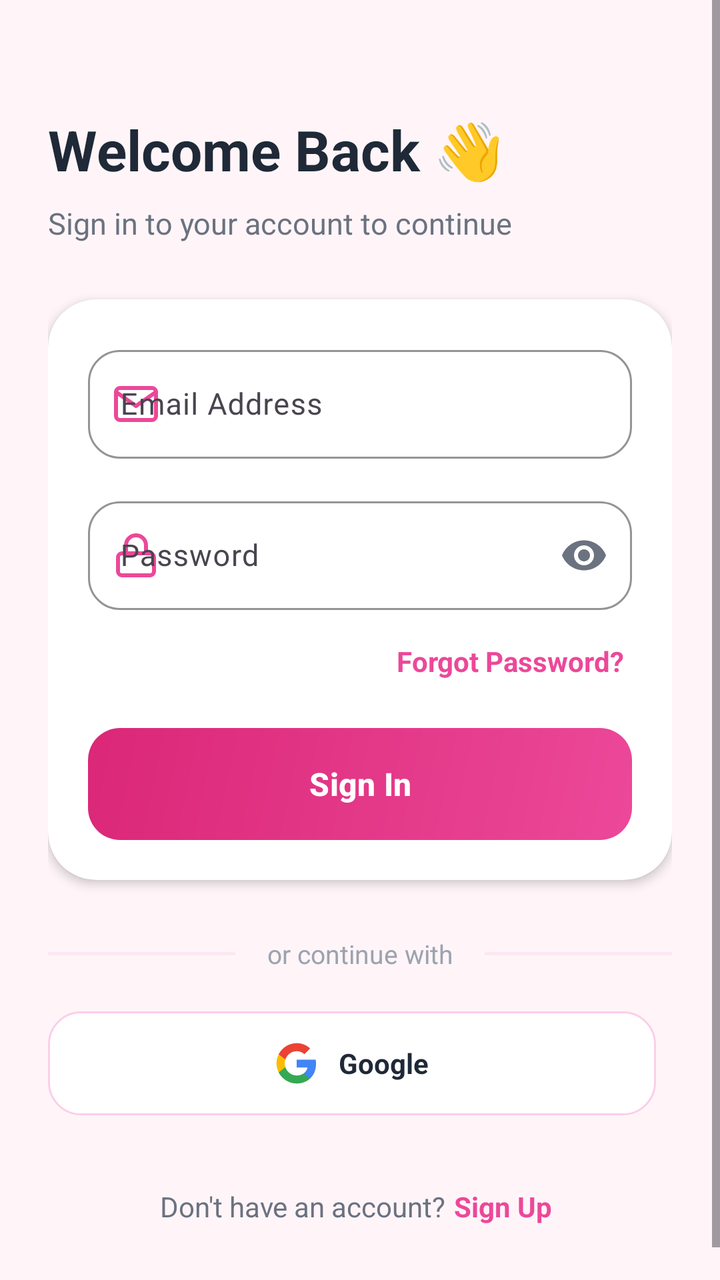
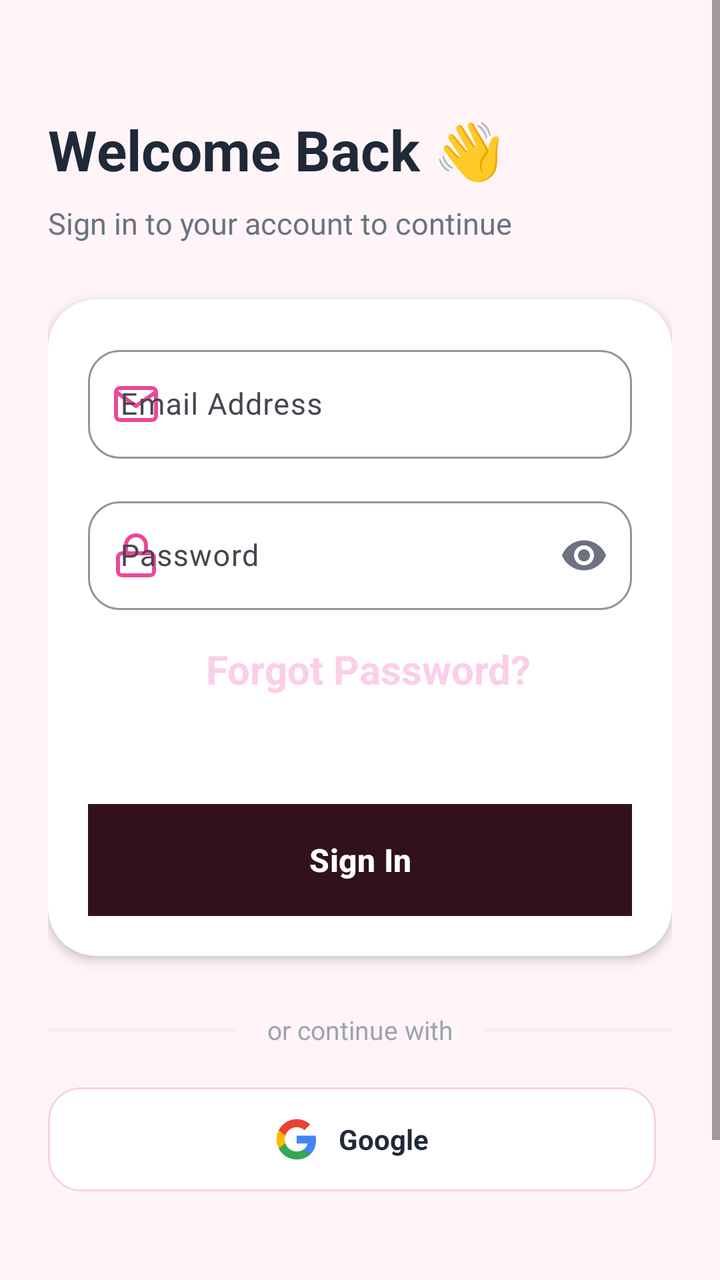

Two renders of the same Android screen: before a commit and after it. Below are the layout's source before the change and the commit's diff.
<!-- AndroidManifest.xml: application theme Theme.DialaApp2 -->
<!-- res/layout/activity_sign_in.xml -->
<?xml version="1.0" encoding="utf-8"?>
<ScrollView xmlns:android="http://schemas.android.com/apk/res/android"
    xmlns:app="http://schemas.android.com/apk/res-auto"
    xmlns:tools="http://schemas.android.com/tools"
    android:id="@+id/main"
    android:layout_width="match_parent"
    android:layout_height="match_parent"
    android:background="@color/bg_light"
    android:fillViewport="true"
    tools:context=".viewPkg.SignInActivity">


    <androidx.constraintlayout.widget.ConstraintLayout
        android:layout_width="match_parent"
        android:layout_height="wrap_content"
        android:padding="24dp">

        
        <LinearLayout
            android:id="@+id/headerLayout"
            android:layout_width="match_parent"
            android:layout_height="wrap_content"
            android:layout_marginTop="32dp"
            android:orientation="vertical"
            app:layout_constraintEnd_toEndOf="parent"
            app:layout_constraintStart_toStartOf="parent"
            app:layout_constraintTop_toTopOf="parent">

            <TextView
                android:layout_width="wrap_content"
                android:layout_height="wrap_content"
                android:text="@string/welcome_back"
                android:textColor="@color/text_primary"
                android:textSize="28sp"
                android:textStyle="bold" />

            <TextView
                android:layout_width="wrap_content"
                android:layout_height="wrap_content"
                android:layout_marginTop="8dp"
                android:text="@string/sign_in_subtitle"
                android:textColor="@color/text_secondary"
                android:textSize="15sp" />
        </LinearLayout>

        
        <androidx.cardview.widget.CardView
            android:id="@+id/cardForm"
            android:layout_width="match_parent"
            android:layout_height="wrap_content"
            android:layout_marginTop="28dp"
            app:cardBackgroundColor="@color/card_bg"
            app:cardCornerRadius="24dp"
            app:cardElevation="3dp"
            app:cardMaxElevation="6dp"
            app:layout_constraintEnd_toEndOf="parent"
            app:layout_constraintStart_toStartOf="parent"
            app:layout_constraintTop_toBottomOf="@id/headerLayout">

            <LinearLayout
                android:layout_width="match_parent"
                android:layout_height="wrap_content"
                android:orientation="vertical"
                android:padding="20dp">

                
                <com.google.android.material.textfield.TextInputLayout
                    android:id="@+id/tilEmail"
                    style="@style/Widget.Material3.TextInputLayout.OutlinedBox"
                    android:layout_width="match_parent"
                    android:layout_height="wrap_content"
                    android:hint="@string/hint_email"
                    app:boxCornerRadiusBottomEnd="16dp"
                    app:boxCornerRadiusBottomStart="16dp"
                    app:boxCornerRadiusTopEnd="16dp"
                    app:boxCornerRadiusTopStart="16dp"
                    app:boxStrokeColor="@color/primary"
                    app:hintTextColor="@color/primary"
                    app:startIconDrawable="@drawable/ic_email"
                    app:startIconTint="@color/primary">

                    <com.google.android.material.textfield.TextInputEditText
                        android:id="@+id/etEmail"
                        android:layout_width="match_parent"
                        android:layout_height="wrap_content"
                        android:inputType="textEmailAddress"
                        android:textColor="@color/text_primary"
                        android:textSize="15sp" />
                </com.google.android.material.textfield.TextInputLayout>

                
                <com.google.android.material.textfield.TextInputLayout
                    android:id="@+id/tilPassword"
                    style="@style/Widget.Material3.TextInputLayout.OutlinedBox"
                    android:layout_width="match_parent"
                    android:layout_height="wrap_content"
                    android:layout_marginTop="16dp"
                    android:hint="@string/hint_password"
                    app:boxCornerRadiusBottomEnd="16dp"
                    app:boxCornerRadiusBottomStart="16dp"
                    app:boxCornerRadiusTopEnd="16dp"
                    app:boxCornerRadiusTopStart="16dp"
                    app:boxStrokeColor="@color/primary"
                    app:endIconMode="password_toggle"
                    app:endIconTint="@color/text_secondary"
                    app:hintTextColor="@color/primary"
                    app:startIconDrawable="@drawable/ic_lock"
                    app:startIconTint="@color/primary">

                    <com.google.android.material.textfield.TextInputEditText
                        android:id="@+id/etPassword"
                        android:layout_width="match_parent"
                        android:layout_height="wrap_content"
                        android:inputType="textPassword"
                        android:textColor="@color/text_primary"
                        android:textSize="15sp" />
                </com.google.android.material.textfield.TextInputLayout>

                
                <TextView
                    android:id="@+id/tvForgotPassword"
                    android:layout_width="wrap_content"
                    android:layout_height="wrap_content"
                    android:layout_gravity="end"
                    android:layout_marginTop="12dp"
                    android:background="?attr/selectableItemBackgroundBorderless"
                    android:clickable="true"
                    android:focusable="true"
                    android:padding="4dp"
                    android:text="@string/forgot_password"
                    android:textColor="@color/primary"
                    android:textSize="14sp"
                    android:textStyle="bold" />

                
                <com.google.android.material.button.MaterialButton
                    android:id="@+id/btnSignIn"
                    android:layout_width="match_parent"
                    android:layout_height="56dp"
                    android:layout_marginTop="20dp"
                    android:background="@drawable/bg_primary_button"
                    android:text="@string/sign_in"
                    android:textAllCaps="false"
                    android:textColor="@color/white"
                    android:textSize="16sp"
                    android:textStyle="bold"
                    app:backgroundTint="@null"
                    app:cornerRadius="16dp" />

            </LinearLayout>
        </androidx.cardview.widget.CardView>

        
        <LinearLayout
            android:id="@+id/dividerLayout"
            android:layout_width="match_parent"
            android:layout_height="wrap_content"
            android:layout_marginTop="28dp"
            android:gravity="center_vertical"
            android:orientation="horizontal"
            app:layout_constraintEnd_toEndOf="parent"
            app:layout_constraintStart_toStartOf="parent"
            app:layout_constraintTop_toBottomOf="@id/cardForm">

            <View
                android:layout_width="0dp"
                android:layout_height="1.5dp"
                android:layout_weight="1"
                android:background="@color/divider_color" />

            <TextView
                android:layout_width="wrap_content"
                android:layout_height="wrap_content"
                android:paddingStart="16dp"
                android:paddingEnd="16dp"
                android:text="@string/or_continue_with"
                android:textColor="@color/text_muted"
                android:textSize="13sp" />

            <View
                android:layout_width="0dp"
                android:layout_height="1.5dp"
                android:layout_weight="1"
                android:background="@color/divider_color" />
        </LinearLayout>

        
        <LinearLayout
            android:id="@+id/socialLayout"
            android:layout_width="match_parent"
            android:layout_height="wrap_content"
            android:layout_marginTop="20dp"
            android:baselineAligned="false"
            android:orientation="horizontal"
            app:layout_constraintEnd_toEndOf="parent"
            app:layout_constraintStart_toStartOf="parent"
            app:layout_constraintTop_toBottomOf="@id/dividerLayout">

            
            <LinearLayout
                android:id="@+id/btnGoogle"
                android:layout_width="0dp"
                android:layout_height="52dp"
                android:layout_marginEnd="8dp"
                android:layout_weight="1"
                android:background="@drawable/bg_social_button"
                android:clickable="true"
                android:focusable="true"
                android:gravity="center"
                android:orientation="horizontal"
                android:paddingStart="12dp"
                android:paddingEnd="12dp">

                <ImageView
                    android:layout_width="22dp"
                    android:layout_height="22dp"
                    android:contentDescription="@string/desc_google_sign_in"
                    android:src="@drawable/ic_google" />

                <TextView
                    android:layout_width="wrap_content"
                    android:layout_height="wrap_content"
                    android:layout_marginStart="10dp"
                    android:text="@string/google"
                    android:textColor="@color/text_primary"
                    android:textSize="14sp"
                    android:textStyle="bold" />
            </LinearLayout>

            

        </LinearLayout>

        
        <LinearLayout
            android:id="@+id/footerLayout"
            android:layout_width="wrap_content"
            android:layout_height="wrap_content"
            android:layout_marginTop="32dp"
            android:layout_marginBottom="16dp"
            android:gravity="center"
            android:orientation="horizontal"
            app:layout_constraintBottom_toBottomOf="parent"
            app:layout_constraintEnd_toEndOf="parent"
            app:layout_constraintStart_toStartOf="parent"
            app:layout_constraintTop_toBottomOf="@id/socialLayout"
            app:layout_constraintVertical_bias="1.0">

            <TextView
                android:layout_width="wrap_content"
                android:layout_height="wrap_content"
                android:text="@string/dont_have_account"
                android:textColor="@color/text_secondary"
                android:textSize="14sp" />

            <TextView
                android:id="@+id/tvSignUp"
                android:layout_width="wrap_content"
                android:layout_height="wrap_content"
                android:background="?attr/selectableItemBackgroundBorderless"
                android:clickable="true"
                android:focusable="true"
                android:padding="4dp"
                android:text="@string/sign_up"
                android:textColor="@color/primary"
                android:textSize="14sp"
                android:textStyle="bold" />
        </LinearLayout>

    </androidx.constraintlayout.widget.ConstraintLayout>

</ScrollView>
<!-- resources referenced by this layout -->
<resources>
  <color name="bg_light">#FFF5F8</color>
  <color name="card_bg">#FFFFFF</color>
  <color name="divider_color">#FCE7F3</color>
  <color name="primary">#EC4899</color>
  <color name="text_muted">#9CA3AF</color>
  <color name="text_primary">#1F2937</color>
  <color name="text_secondary">#6B7280</color>
  <color name="white">#FFFFFFFF</color>
  <!-- drawable bg_primary_button (drawable) -->
  <?xml version="1.0" encoding="utf-8"?>
  <ripple xmlns:android="http://schemas.android.com/apk/res/android"
      android:color="#33FFFFFF">
      <item>
          <shape android:shape="rectangle">
              <gradient
                  android:angle="135"
                  android:endColor="@color/primary_dark"
                  android:startColor="@color/primary" />
              <corners android:radius="16dp" />
          </shape>
      </item>
  </ripple>
  <!-- drawable bg_social_button (drawable) -->
  <?xml version="1.0" encoding="utf-8"?>
  <ripple xmlns:android="http://schemas.android.com/apk/res/android"
      android:color="#1A000000">
      <item>
          <shape android:shape="rectangle">
              <solid android:color="@color/card_bg" />
              <stroke
                  android:width="1dp"
                  android:color="@color/social_btn_border" />
              <corners android:radius="16dp" />
          </shape>
      </item>
  </ripple>
  <!-- drawable ic_email (drawable) -->
  <vector xmlns:android="http://schemas.android.com/apk/res/android"
      android:width="24dp"
      android:height="24dp"
      android:viewportWidth="24"
      android:viewportHeight="24">
      <path
          android:fillColor="#00000000"
          android:pathData="M22,6C22,4.9 21.1,4 20,4H4C2.9,4 2,4.9 2,6V18C2,19.1 2.9,20 4,20H20C21.1,20 22,19.1 22,18V6Z"
          android:strokeColor="#64748B"
          android:strokeWidth="2"
          android:strokeLineCap="round"
          android:strokeLineJoin="round" />
      <path
          android:fillColor="#00000000"
          android:pathData="M22,6L12,13L2,6"
          android:strokeColor="#64748B"
          android:strokeWidth="2"
          android:strokeLineCap="round"
          android:strokeLineJoin="round" />
  </vector>
  <!-- drawable ic_lock (drawable) -->
  <vector xmlns:android="http://schemas.android.com/apk/res/android"
      android:width="24dp"
      android:height="24dp"
      android:viewportWidth="24"
      android:viewportHeight="24">
      <path
          android:fillColor="#00000000"
          android:pathData="M19,11H5C3.9,11 3,11.9 3,13V20C3,21.1 3.9,22 5,22H19C20.1,22 21,21.1 21,20V13C21,11.9 20.1,11 19,11Z"
          android:strokeColor="#64748B"
          android:strokeWidth="2"
          android:strokeLineCap="round"
          android:strokeLineJoin="round" />
      <path
          android:fillColor="#00000000"
          android:pathData="M7,11V7C7,4.2 9.2,2 12,2C14.8,2 17,4.2 17,7V11"
          android:strokeColor="#64748B"
          android:strokeWidth="2"
          android:strokeLineCap="round"
          android:strokeLineJoin="round" />
  </vector>
  <string name="desc_google_sign_in">Google Sign In</string>
  <string name="dont_have_account">Don\'t have an account? </string>
  <string name="forgot_password">Forgot Password?</string>
  <string name="google">Google</string>
  <string name="hint_email">Email Address</string>
  <string name="hint_password">Password</string>
  <string name="or_continue_with">or continue with</string>
  <string name="sign_in">Sign In</string>
  <string name="sign_in_subtitle">Sign in to your account to continue</string>
  <string name="sign_up">Sign Up</string>
  <string name="welcome_back">Welcome Back 👋</string>
  <style name="Theme.DialaApp2" parent="Base.Theme.DialaApp2" />
  <color name="primary_dark">#DB2777</color>
  <color name="social_btn_border">#FBCFE8</color>
  <style name="Base.Theme.DialaApp2" parent="Theme.Material3.DayNight">
          
          
      </style>
  <!-- unchanged entries left out for length: 1 -->
</resources>

<!-- the commit's change to res/layout/activity_sign_in.xml (unified diff, before → after) -->
@@ -119,8 +119,8 @@
                 
                 <TextView
                     android:id="@+id/tvForgotPassword"
-                    android:layout_width="wrap_content"
-                    android:layout_height="wrap_content"
+                    android:layout_width="217dp"
+                    android:layout_height="65dp"
                     android:layout_gravity="end"
                     android:layout_marginTop="12dp"
                     android:background="?attr/selectableItemBackgroundBorderless"
@@ -128,8 +128,8 @@
                     android:focusable="true"
                     android:padding="4dp"
                     android:text="@string/forgot_password"
-                    android:textColor="@color/primary"
-                    android:textSize="14sp"
+                    android:textColor="@color/social_btn_border"
+                    android:textSize="20sp"
                     android:textStyle="bold" />
 
                 
@@ -138,7 +138,7 @@
                     android:layout_width="match_parent"
                     android:layout_height="56dp"
                     android:layout_marginTop="20dp"
-                    android:background="@drawable/bg_primary_button"
+                    android:background="?attr/colorOnTertiaryContainer"
                     android:text="@string/sign_in"
                     android:textAllCaps="false"
                     android:textColor="@color/white"
@@ -260,7 +260,7 @@
                 android:background="?attr/selectableItemBackgroundBorderless"
                 android:clickable="true"
                 android:focusable="true"
-                android:padding="4dp"
+                android:padding="16dp"
                 android:text="@string/sign_up"
                 android:textColor="@color/primary"
                 android:textSize="14sp"
<!-- resource entries referenced after the edit -->
@@ -8,20 +8,6 @@
   <color name="text_primary">#1F2937</color>
   <color name="text_secondary">#6B7280</color>
   <color name="white">#FFFFFFFF</color>
-  <!-- drawable bg_primary_button (drawable) -->
-  <?xml version="1.0" encoding="utf-8"?>
-  <ripple xmlns:android="http://schemas.android.com/apk/res/android"
-      android:color="#33FFFFFF">
-      <item>
-          <shape android:shape="rectangle">
-              <gradient
-                  android:angle="135"
-                  android:endColor="@color/primary_dark"
-                  android:startColor="@color/primary" />
-              <corners android:radius="16dp" />
-          </shape>
-      </item>
-  </ripple>
   <!-- drawable bg_social_button (drawable) -->
   <?xml version="1.0" encoding="utf-8"?>
   <ripple xmlns:android="http://schemas.android.com/apk/res/android"
@@ -90,7 +76,6 @@
   <string name="sign_up">Sign Up</string>
   <string name="welcome_back">Welcome Back 👋</string>
   <style name="Theme.DialaApp2" parent="Base.Theme.DialaApp2" />
-  <color name="primary_dark">#DB2777</color>
   <color name="social_btn_border">#FBCFE8</color>
   <style name="Base.Theme.DialaApp2" parent="Theme.Material3.DayNight">
           
